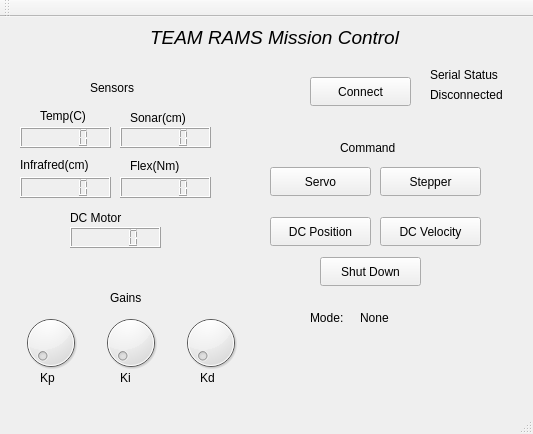
Above: moni_con.ui from stanleywinata/Motor_GUI before the change. Below: the same form after it.
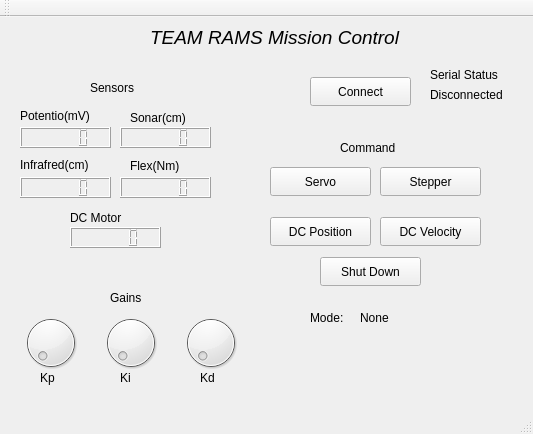
That is the form after the change.

```diff
--- a/moni_con.ui
+++ b/moni_con.ui
@@ -144,14 +144,14 @@
    <widget class="QLabel" name="label_5">
     <property name="geometry">
      <rect>
-      <x>40</x>
+      <x>20</x>
       <y>90</y>
-      <width>67</width>
+      <width>111</width>
       <height>17</height>
      </rect>
     </property>
     <property name="text">
-     <string>Temp(C)</string>
+     <string>Potentio(mV)</string>
     </property>
    </widget>
    <widget class="QLabel" name="label_6">
```
